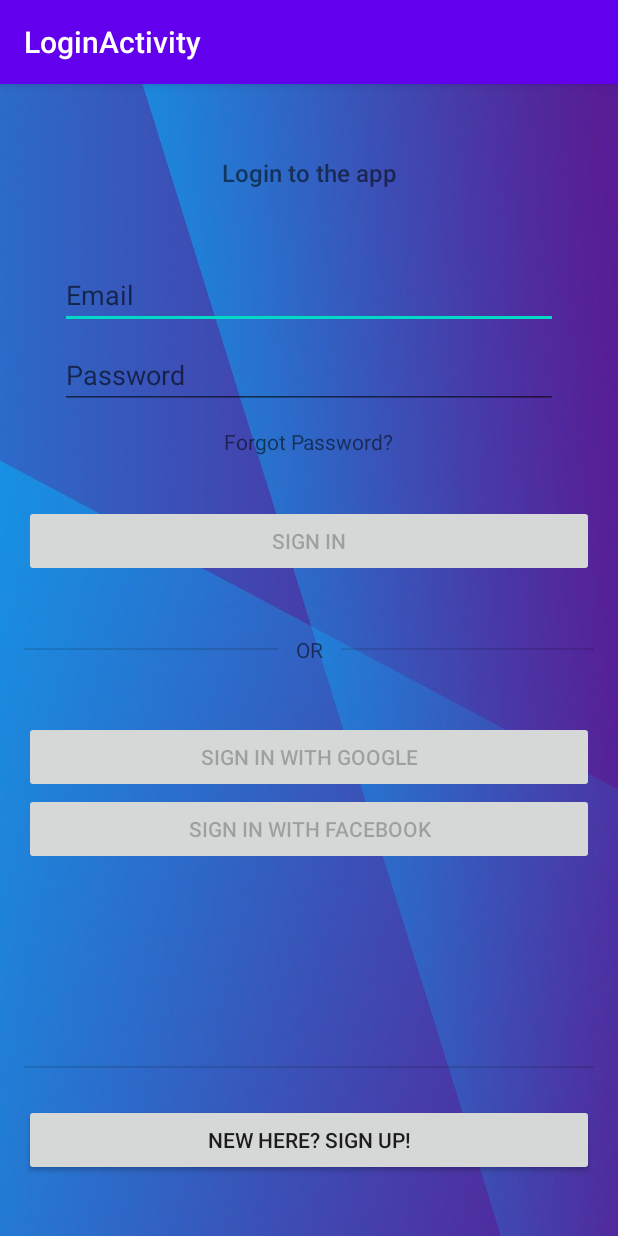
After one commit to sanchitgupta456/Upsilon, an Android app: the LoginActivity screen opened directly, with no data from a screen before it, on a phone screen of 412 x 824 dp. The commit adds this screen. Run offline under Robolectric (Android 15) with nearby library versions, the phone set to English and light mode, and no system bars.

Commit message:
loginXML

```diff
--- a/app/build.gradle
+++ b/app/build.gradle
@@ -26,6 +26,11 @@
     implementation fileTree(dir: "libs", include: ["*.jar"])
     implementation 'androidx.appcompat:appcompat:1.1.0'
     implementation 'androidx.constraintlayout:constraintlayout:1.1.3'
+    implementation 'com.google.android.material:material:1.2.1'
+    implementation 'androidx.annotation:annotation:1.1.0'
+    implementation 'androidx.lifecycle:lifecycle-extensions:2.1.0'
+    implementation 'com.google.android.gms:play-services-ads:19.4.0'
+    implementation 'androidx.legacy:legacy-support-v4:1.0.0'
     testImplementation 'junit:junit:4.12'
     androidTestImplementation 'androidx.test.ext:junit:1.1.1'
     androidTestImplementation 'androidx.test.espresso:espresso-core:3.2.0'
--- /dev/null
+++ b/app/src/main/java/com/sanchit/learnzy/data/LoginRepository.java
@@ -0,0 +1,54 @@
+package com.sanchit.learnzy.data;
+
+import com.sanchit.learnzy.data.model.LoggedInUser;
+
+/**
+ * Class that requests authentication and user information from the remote data source and
+ * maintains an in-memory cache of login status and user credentials information.
+ */
+public class LoginRepository {
+
+    private static volatile LoginRepository instance;
+
+    private LoginDataSource dataSource;
+
+    // If user credentials will be cached in local storage, it is recommended it be encrypted
+    // @see https://developer.android.com/training/articles/keystore
+    private LoggedInUser user = null;
+
+    // private constructor : singleton access
+    private LoginRepository(LoginDataSource dataSource) {
+        this.dataSource = dataSource;
+    }
+
+    public static LoginRepository getInstance(LoginDataSource dataSource) {
+        if (instance == null) {
+            instance = new LoginRepository(dataSource);
+        }
+        return instance;
+    }
+
+    public boolean isLoggedIn() {
+        return user != null;
+    }
+
+    public void logout() {
+        user = null;
+        dataSource.logout();
+    }
+
+    private void setLoggedInUser(LoggedInUser user) {
+        this.user = user;
+        // If user credentials will be cached in local storage, it is recommended it be encrypted
+        // @see https://developer.android.com/training/articles/keystore
+    }
+
+    public Result<LoggedInUser> login(String username, String password) {
+        // handle login
+        Result<LoggedInUser> result = dataSource.login(username, password);
+        if (result instanceof Result.Success) {
+            setLoggedInUser(((Result.Success<LoggedInUser>) result).getData());
+        }
+        return result;
+    }
+}
--- /dev/null
+++ b/app/src/main/java/com/sanchit/learnzy/ui/login/LoginActivity.java
@@ -0,0 +1,131 @@
+package com.sanchit.learnzy.ui.login;
+
+import android.app.Activity;
+
+import androidx.lifecycle.Observer;
+import androidx.lifecycle.ViewModelProviders;
+
+import android.os.Bundle;
+
+import androidx.annotation.Nullable;
+import androidx.annotation.StringRes;
+import androidx.appcompat.app.AppCompatActivity;
+
+import android.text.Editable;
+import android.text.TextWatcher;
+import android.view.KeyEvent;
+import android.view.View;
+import android.view.inputmethod.EditorInfo;
+import android.widget.Button;
+import android.widget.EditText;
+import android.widget.ProgressBar;
+import android.widget.TextView;
+import android.widget.Toast;
+
+import com.sanchit.learnzy.R;
+import com.sanchit.learnzy.ui.login.LoginViewModel;
+import com.sanchit.learnzy.ui.login.LoginViewModelFactory;
+
+public class LoginActivity extends AppCompatActivity {
+
+    private LoginViewModel loginViewModel;
+
+    @Override
+    public void onCreate(Bundle savedInstanceState) {
+        super.onCreate(savedInstanceState);
+        setContentView(R.layout.activity_login);
+        loginViewModel = ViewModelProviders.of(this, new LoginViewModelFactory())
+                .get(LoginViewModel.class);
+
+        final EditText usernameEditText = findViewById(R.id.username);
+        final EditText passwordEditText = findViewById(R.id.password);
+        final Button loginButton = findViewById(R.id.login);
+        final ProgressBar loadingProgressBar = findViewById(R.id.loading);
+
+        loginViewModel.getLoginFormState().observe(this, new Observer<LoginFormState>() {
+            @Override
+            public void onChanged(@Nullable LoginFormState loginFormState) {
+                if (loginFormState == null) {
+                    return;
+                }
+                loginButton.setEnabled(loginFormState.isDataValid());
+                if (loginFormState.getUsernameError() != null) {
+                    usernameEditText.setError(getString(loginFormState.getUsernameError()));
+                }
+                if (loginFormState.getPasswordError() != null) {
+                    passwordEditText.setError(getString(loginFormState.getPasswordError()));
+                }
+            }
+        });
+
+        loginViewModel.getLoginResult().observe(this, new Observer<LoginResult>() {
+            @Override
+            public void onChanged(@Nullable LoginResult loginResult) {
+                if (loginResult == null) {
+                    return;
+                }
+                loadingProgressBar.setVisibility(View.GONE);
+                if (loginResult.getError() != null) {
+                    showLoginFailed(loginResult.getError());
+                }
+                if (loginResult.getSuccess() != null) {
+                    updateUiWithUser(loginResult.getSuccess());
+                }
+                setResult(Activity.RESULT_OK);
+
+                //Complete and destroy login activity once successful
+                finish();
+            }
+        });
+
+        TextWatcher afterTextChangedListener = new TextWatcher() {
+            @Override
+            public void beforeTextChanged(CharSequence s, int start, int count, int after) {
+                // ignore
+            }
+
+            @Override
+            public void onTextChanged(CharSequence s, int start, int before, int count) {
+                // ignore
+            }
+
+            @Override
+            public void afterTextChanged(Editable s) {
+                loginViewModel.loginDataChanged(usernameEditText.getText().toString(),
+                        passwordEditText.getText().toString());
+            }
+        };
+        usernameEditText.addTextChangedListener(afterTextChangedListener);
+        passwordEditText.addTextChangedListener(afterTextChangedListener);
+        passwordEditText.setOnEditorActionListener(new TextView.OnEditorActionListener() {
+
+            @Override
+            public boolean onEditorAction(TextView v, int actionId, KeyEvent event) {
+                if (actionId == EditorInfo.IME_ACTION_DONE) {
+                    loginViewModel.login(usernameEditText.getText().toString(),
+                            passwordEditText.getText().toString());
+                }
+                return false;
+            }
+        });
+
+        loginButton.setOnClickListener(new View.OnClickListener() {
+            @Override
+            public void onClick(View v) {
+                loadingProgressBar.setVisibility(View.VISIBLE);
+                loginViewModel.login(usernameEditText.getText().toString(),
+                        passwordEditText.getText().toString());
+            }
+        });
+    }
+
+    private void updateUiWithUser(LoggedInUserView model) {
+        String welcome = getString(R.string.welcome) + model.getDisplayName();
+        // TODO : initiate successful logged in experience
+        Toast.makeText(getApplicationContext(), welcome, Toast.LENGTH_LONG).show();
+    }
+
+    private void showLoginFailed(@StringRes Integer errorString) {
+        Toast.makeText(getApplicationContext(), errorString, Toast.LENGTH_SHORT).show();
+    }
+}
--- /dev/null
+++ b/app/src/main/java/com/sanchit/learnzy/ui/login/LoginViewModel.java
@@ -0,0 +1,70 @@
+package com.sanchit.learnzy.ui.login;
+
+import androidx.lifecycle.LiveData;
+import androidx.lifecycle.MutableLiveData;
+import androidx.lifecycle.ViewModel;
+
+import android.util.Patterns;
+
+import com.sanchit.learnzy.data.LoginRepository;
+import com.sanchit.learnzy.data.Result;
+import com.sanchit.learnzy.data.model.LoggedInUser;
+import com.sanchit.learnzy.R;
+
+public class LoginViewModel extends ViewModel {
+
+    private MutableLiveData<LoginFormState> loginFormState = new MutableLiveData<>();
+    private MutableLiveData<LoginResult> loginResult = new MutableLiveData<>();
+    private LoginRepository loginRepository;
+
+    LoginViewModel(LoginRepository loginRepository) {
+        this.loginRepository = loginRepository;
+    }
+
+    LiveData<LoginFormState> getLoginFormState() {
+        return loginFormState;
+    }
+
+    LiveData<LoginResult> getLoginResult() {
+        return loginResult;
+    }
+
+    public void login(String username, String password) {
+        // can be launched in a separate asynchronous job
+        Result<LoggedInUser> result = loginRepository.login(username, password);
+
+        if (result instanceof Result.Success) {
+            LoggedInUser data = ((Result.Success<LoggedInUser>) result).getData();
+            loginResult.setValue(new LoginResult(new LoggedInUserView(data.getDisplayName())));
+        } else {
+            loginResult.setValue(new LoginResult(R.string.login_failed));
+        }
+    }
+
+    public void loginDataChanged(String username, String password) {
+        if (!isUserNameValid(username)) {
+            loginFormState.setValue(new LoginFormState(R.string.invalid_username, null));
+        } else if (!isPasswordValid(password)) {
+            loginFormState.setValue(new LoginFormState(null, R.string.invalid_password));
+        } else {
+            loginFormState.setValue(new LoginFormState(true));
+        }
+    }
+
+    // A placeholder username validation check
+    private boolean isUserNameValid(String username) {
+        if (username == null) {
+            return false;
+        }
+        if (username.contains("@")) {
+            return Patterns.EMAIL_ADDRESS.matcher(username).matches();
+        } else {
+            return !username.trim().isEmpty();
+        }
+    }
+
+    // A placeholder password validation check
+    private boolean isPasswordValid(String password) {
+        return password != null && password.trim().length() > 5;
+    }
+}
--- /dev/null
+++ b/app/src/main/java/com/sanchit/learnzy/ui/login/LoginViewModelFactory.java
@@ -0,0 +1,26 @@
+package com.sanchit.learnzy.ui.login;
+
+import androidx.lifecycle.ViewModel;
+import androidx.lifecycle.ViewModelProvider;
+import androidx.annotation.NonNull;
+
+import com.sanchit.learnzy.data.LoginDataSource;
+import com.sanchit.learnzy.data.LoginRepository;
+
+/**
+ * ViewModel provider factory to instantiate LoginViewModel.
+ * Required given LoginViewModel has a non-empty constructor
+ */
+public class LoginViewModelFactory implements ViewModelProvider.Factory {
+
+    @NonNull
+    @Override
+    @SuppressWarnings("unchecked")
+    public <T extends ViewModel> T create(@NonNull Class<T> modelClass) {
+        if (modelClass.isAssignableFrom(LoginViewModel.class)) {
+            return (T) new LoginViewModel(LoginRepository.getInstance(new LoginDataSource()));
+        } else {
+            throw new IllegalArgumentException("Unknown ViewModel class");
+        }
+    }
+}
--- /dev/null
+++ b/app/src/main/res/layout/activity_login.xml
@@ -0,0 +1,185 @@
+<?xml version="1.0" encoding="utf-8"?>
+<androidx.constraintlayout.widget.ConstraintLayout xmlns:android="http://schemas.android.com/apk/res/android"
+    xmlns:app="http://schemas.android.com/apk/res-auto"
+    xmlns:tools="http://schemas.android.com/tools"
+    android:id="@+id/container"
+    android:layout_width="match_parent"
+    android:layout_height="match_parent"
+    android:paddingLeft="@dimen/activity_horizontal_margin"
+    android:paddingTop="@dimen/activity_vertical_margin"
+    android:paddingRight="@dimen/activity_horizontal_margin"
+    android:paddingBottom="@dimen/activity_vertical_margin"
+    tools:context=".ui.login.LoginActivity"
+    android:background="@drawable/background">
+
+    <View
+        android:id="@+id/divider2"
+        android:layout_width="0dp"
+        android:layout_height="1dp"
+        android:layout_marginStart="12dp"
+        android:background="?android:attr/listDivider"
+        app:layout_constraintBottom_toTopOf="@+id/linearLayout"
+        app:layout_constraintEnd_toEndOf="parent"
+        app:layout_constraintHorizontal_bias="1.0"
+        app:layout_constraintStart_toEndOf="@+id/textView2"
+        app:layout_constraintTop_toBottomOf="@+id/login" />
+
+
+
+    <EditText
+        android:id="@+id/username"
+        android:layout_width="0dp"
+        android:layout_height="wrap_content"
+        android:layout_marginStart="24dp"
+        android:layout_marginTop="48dp"
+        android:layout_marginEnd="24dp"
+        android:hint="@string/prompt_email"
+        android:inputType="textEmailAddress"
+        android:selectAllOnFocus="true"
+        app:layout_constraintEnd_toEndOf="parent"
+        app:layout_constraintStart_toStartOf="parent"
+        app:layout_constraintTop_toBottomOf="@+id/textView"
+        android:autofillHints="Email" />
+
+    <EditText
+        android:id="@+id/password"
+        android:layout_width="0dp"
+        android:layout_height="wrap_content"
+        android:layout_marginStart="24dp"
+        android:layout_marginTop="8dp"
+        android:layout_marginEnd="24dp"
+        android:hint="@string/prompt_password"
+        android:imeActionLabel="@string/action_sign_in_short"
+        android:imeOptions="actionDone"
+        android:inputType="textPassword"
+        android:selectAllOnFocus="true"
+        app:layout_constraintEnd_toEndOf="parent"
+        app:layout_constraintStart_toStartOf="parent"
+        app:layout_constraintTop_toBottomOf="@+id/username"
+        android:autofillHints="Password" />
+
+    <Button
+        android:id="@+id/login"
+        android:layout_width="match_parent"
+        android:layout_height="wrap_content"
+        android:layout_gravity="start"
+        android:layout_marginTop="64dp"
+        android:enabled="false"
+        android:text="@string/action_sign_in"
+        app:layout_constraintEnd_toEndOf="parent"
+        app:layout_constraintStart_toStartOf="parent"
+        app:layout_constraintTop_toBottomOf="@+id/password" />
+
+    <ProgressBar
+        android:id="@+id/loading"
+        android:layout_width="wrap_content"
+        android:layout_height="wrap_content"
+        android:layout_gravity="center"
+        android:layout_marginStart="32dp"
+        android:layout_marginTop="64dp"
+        android:layout_marginEnd="32dp"
+        android:layout_marginBottom="64dp"
+        android:visibility="gone"
+        app:layout_constraintBottom_toBottomOf="parent"
+        app:layout_constraintEnd_toEndOf="@+id/password"
+        app:layout_constraintStart_toStartOf="@+id/password"
+        app:layout_constraintTop_toTopOf="parent"
+        app:layout_constraintVertical_bias="0.3" />
+
+    <TextView
+        android:id="@+id/textView"
+        android:layout_width="wrap_content"
+        android:layout_height="wrap_content"
+        android:layout_marginTop="32dp"
+        android:fontFamily="sans-serif-medium"
+        android:text="@string/login_title_text"
+        app:layout_constraintEnd_toEndOf="parent"
+        app:layout_constraintStart_toStartOf="parent"
+        app:layout_constraintTop_toTopOf="parent"
+        android:textSize="@dimen/text_margin"/>
+
+    <TextView
+        android:id="@+id/textView2"
+        android:layout_width="wrap_content"
+        android:layout_height="wrap_content"
+        android:text="@string/or"
+        android:textAlignment="center"
+        app:layout_constraintBottom_toTopOf="@+id/linearLayout"
+        app:layout_constraintEnd_toEndOf="parent"
+        app:layout_constraintStart_toStartOf="parent"
+        app:layout_constraintTop_toBottomOf="@+id/login" />
+
+    <View
+        android:id="@+id/divider"
+        android:layout_width="0dp"
+        android:layout_height="1dp"
+        android:layout_marginEnd="12dp"
+        android:background="?android:attr/listDivider"
+        app:layout_constraintBottom_toTopOf="@+id/linearLayout"
+        app:layout_constraintEnd_toStartOf="@+id/textView2"
+        app:layout_constraintStart_toStartOf="parent"
+        app:layout_constraintTop_toBottomOf="@+id/login" />
+
+    <LinearLayout
+        android:id="@+id/linearLayout"
+        android:layout_width="match_parent"
+        android:layout_height="wrap_content"
+        android:layout_marginTop="96dp"
+        android:orientation="vertical"
+        app:layout_constraintEnd_toEndOf="parent"
+        app:layout_constraintStart_toStartOf="parent"
+        app:layout_constraintTop_toBottomOf="@+id/login">
+
+        <Button
+            android:id="@+id/login2"
+            android:layout_width="match_parent"
+            android:layout_height="wrap_content"
+            android:layout_gravity="center"
+            android:enabled="false"
+            android:text="@string/sign_in_with_google"
+            tools:layout_editor_absoluteX="227dp"
+            tools:layout_editor_absoluteY="480dp" />
+
+        <Button
+            android:id="@+id/login3"
+            android:layout_width="match_parent"
+            android:layout_height="wrap_content"
+            android:layout_gravity="center"
+            android:enabled="false"
+            android:text="@string/sign_in_with_facebook"
+            tools:layout_editor_absoluteX="227dp"
+            tools:layout_editor_absoluteY="480dp" />
+
+    </LinearLayout>
+
+    <View
+        android:id="@+id/divider3"
+        android:layout_width="409dp"
+        android:layout_height="1dp"
+        android:layout_marginBottom="96dp"
+        android:background="?android:attr/listDivider"
+        app:layout_constraintBottom_toBottomOf="parent"
+        app:layout_constraintEnd_toEndOf="parent"
+        app:layout_constraintStart_toStartOf="parent" />
+
+    <Button
+        android:id="@+id/button"
+        android:layout_width="match_parent"
+        android:layout_height="wrap_content"
+        android:layout_marginTop="24dp"
+        android:text="@string/signup_text"
+        app:layout_constraintEnd_toEndOf="parent"
+        app:layout_constraintStart_toStartOf="parent"
+        app:layout_constraintTop_toBottomOf="@+id/divider3" />
+
+    <TextView
+        android:id="@+id/textView3"
+        android:layout_width="wrap_content"
+        android:layout_height="wrap_content"
+        android:layout_marginTop="12dp"
+        android:text="@string/forgot_password"
+        app:layout_constraintEnd_toEndOf="parent"
+        app:layout_constraintStart_toStartOf="parent"
+        app:layout_constraintTop_toBottomOf="@+id/password" />
+
+</androidx.constraintlayout.widget.ConstraintLayout>
--- /dev/null
+++ b/app/src/main/res/values/dimens.xml
@@ -0,0 +1,5 @@
+<resources>
+    <!-- Default screen margins, per the Android Design guidelines. -->
+    <dimen name="activity_horizontal_margin">16dp</dimen>
+    <dimen name="activity_vertical_margin">16dp</dimen>
+</resources>
--- a/app/src/main/res/values/strings.xml
+++ b/app/src/main/res/values/strings.xml
@@ -5,4 +5,19 @@
         *About page descriptive text comes here*
     </string>
     <string name="top_rated_tutors_string">Top Rated Tutors :</string>
+    <string name="title_activity_login">LoginActivity</string>
+    <string name="prompt_email">Email</string>
+    <string name="prompt_password">Password</string>
+    <string name="action_sign_in">Sign in</string>
+    <string name="action_sign_in_short">Sign in</string>
+    <string name="welcome">"Welcome !"</string>
+    <string name="invalid_username">Not a valid username</string>
+    <string name="invalid_password">Password must be >5 characters</string>
+    <string name="login_failed">"Login failed"</string>
+    <string name="login_title_text">Login to the app</string>
+    <string name="or">OR</string>
+    <string name="sign_in_with_google">Sign in with Google</string>
+    <string name="sign_in_with_facebook">Sign in with Facebook</string>
+    <string name="signup_text">New here? Sign up!</string>
+    <string name="forgot_password">Forgot Password?</string>
 </resources>
--- a/build.gradle
+++ b/build.gradle
@@ -5,7 +5,7 @@
         jcenter()
     }
     dependencies {
-        classpath 'com.android.tools.build:gradle:4.0.1'
+        classpath 'com.android.tools.build:gradle:4.0.2'
 
         // NOTE: Do not place your application dependencies here; they belong
         // in the individual module build.gradle files
```
Also changed, not shown: app/src/main/AndroidManifest.xml (+4 -3 lines), app/src/main/java/com/sanchit/learnzy/data/LoginDataSource.java (added, +29 -0 lines), app/src/main/java/com/sanchit/learnzy/data/Result.java (added, +48 -0 lines), app/src/main/java/com/sanchit/learnzy/data/model/LoggedInUser.java (added, +23 -0 lines), app/src/main/java/com/sanchit/learnzy/ui/login/LoggedInUserView.java (added, +17 -0 lines), app/src/main/java/com/sanchit/learnzy/ui/login/LoginFormState.java (added, +40 -0 lines), app/src/main/java/com/sanchit/learnzy/ui/login/LoginResult.java (added, +31 -0 lines), app/src/main/res/drawable/background.jpg (added).
